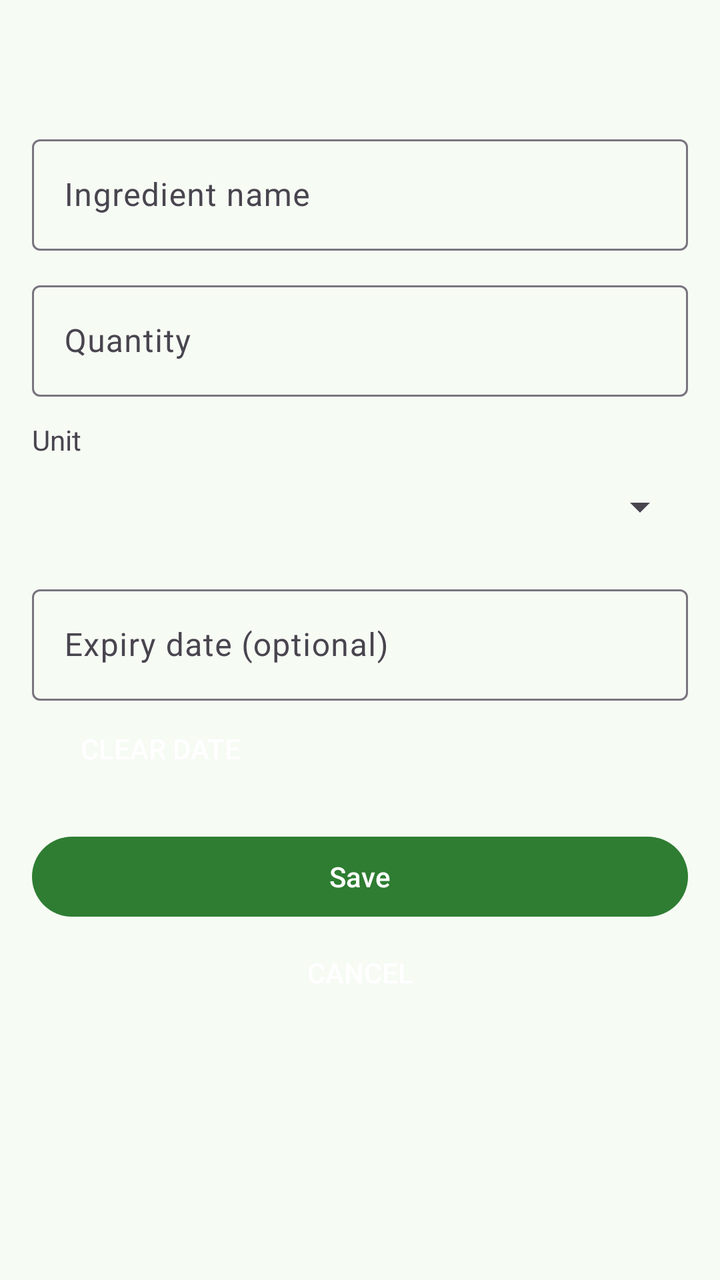
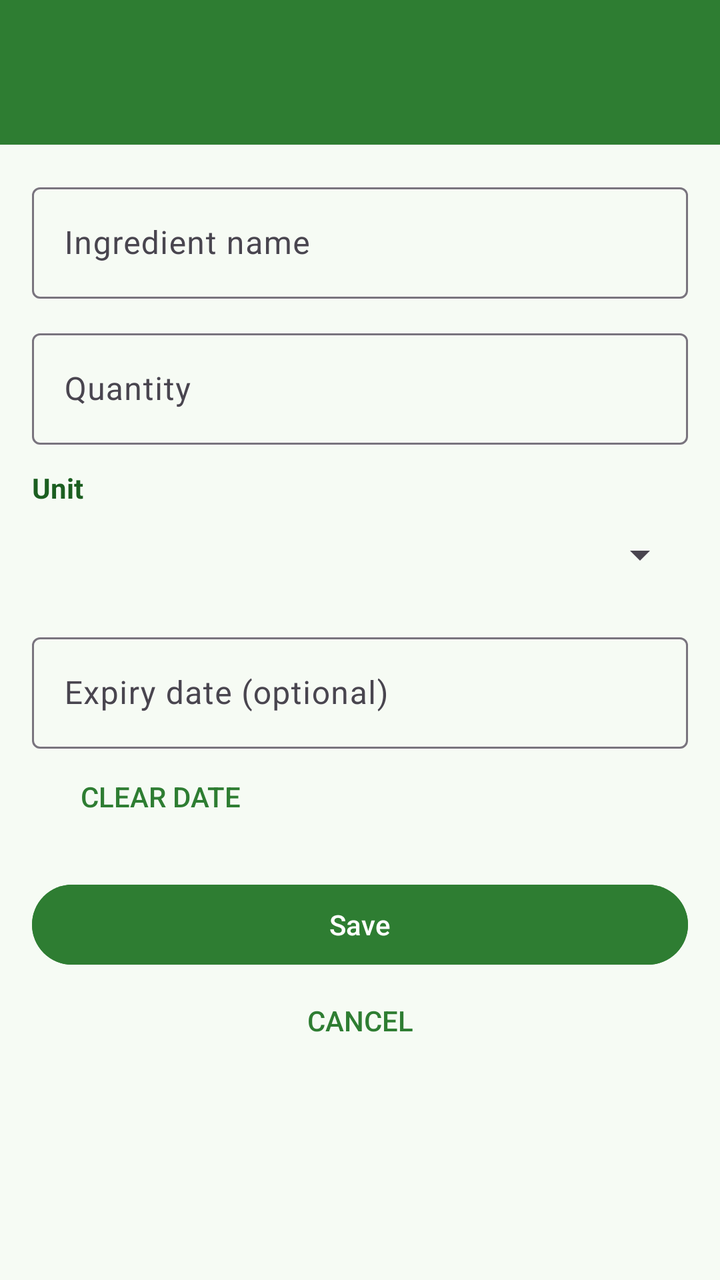

Two renders of the same Android screen: before a commit and after it. Below are the layout's source before the change and the commit's diff.
<!-- AndroidManifest.xml: application theme Theme.Smart_Pantry_Manager -->
<!-- res/layout/activity_add_edit_ingredient.xml -->
<?xml version="1.0" encoding="utf-8"?>
<ScrollView xmlns:android="http://schemas.android.com/apk/res/android"
    android:id="@+id/main"
    android:layout_width="match_parent"
    android:layout_height="match_parent"
    android:fillViewport="true">

    <LinearLayout
        android:layout_width="match_parent"
        android:layout_height="wrap_content"
        android:orientation="vertical"
        android:padding="16dp">

        <TextView
            android:id="@+id/tvTitle"
            android:textColor="@color/green_dark"
            android:layout_width="match_parent"
            android:layout_height="wrap_content"
            android:paddingBottom="16dp"
            android:textSize="24sp"
            android:textStyle="bold" />

        <com.google.android.material.textfield.TextInputLayout
            android:id="@+id/tilName"
            android:layout_width="match_parent"
            android:layout_height="wrap_content"
            android:hint="Ingredient name">

            <com.google.android.material.textfield.TextInputEditText
                android:id="@+id/etName"
                android:layout_width="match_parent"
                android:layout_height="wrap_content"
                android:inputType="textCapWords" />
        </com.google.android.material.textfield.TextInputLayout>

        <com.google.android.material.textfield.TextInputLayout
            android:id="@+id/tilQuantity"
            android:layout_width="match_parent"
            android:layout_height="wrap_content"
            android:layout_marginTop="12dp"
            android:hint="Quantity">

            <com.google.android.material.textfield.TextInputEditText
                android:id="@+id/etQuantity"
                android:layout_width="match_parent"
                android:layout_height="wrap_content"
                android:inputType="numberDecimal" />
        </com.google.android.material.textfield.TextInputLayout>

        <TextView
            android:layout_width="wrap_content"
            android:layout_height="wrap_content"
            android:layout_marginTop="12dp"
            android:text="Unit" />

        <Spinner
            android:id="@+id/spUnit"
            android:layout_width="match_parent"
            android:layout_height="48dp" />

        <com.google.android.material.textfield.TextInputLayout
            android:layout_width="match_parent"
            android:layout_height="wrap_content"
            android:layout_marginTop="12dp"
            android:hint="Expiry date (optional)">

            <com.google.android.material.textfield.TextInputEditText
                android:id="@+id/etExpiry"
                android:layout_width="match_parent"
                android:layout_height="wrap_content"
                android:clickable="true"
                android:focusable="false"
                android:inputType="none" />
        </com.google.android.material.textfield.TextInputLayout>

        <Button
            android:id="@+id/btnClearExpiry"
            style="?android:attr/borderlessButtonStyle"
            android:layout_width="wrap_content"
            android:layout_height="wrap_content"
            android:text="Clear date" />

        <Button
            android:id="@+id/btnSave"
            android:layout_width="match_parent"
            android:layout_height="wrap_content"
            android:layout_marginTop="16dp"
            android:text="Save" />

        <Button
            android:id="@+id/btnCancel"
            style="?android:attr/borderlessButtonStyle"
            android:layout_width="match_parent"
            android:layout_height="wrap_content"
            android:text="Cancel" />
    </LinearLayout>
</ScrollView>
<!-- resources referenced by this layout -->
<resources>
  <color name="green_dark">#1B5E20</color>
  <style name="Theme.Smart_Pantry_Manager" parent="Base.Theme.Smart_Pantry_Manager" />
  <style name="Base.Theme.Smart_Pantry_Manager" parent="Theme.Material3.DayNight.NoActionBar">
          <item name="colorPrimary">@color/green_primary</item>
          <item name="colorOnPrimary">#FFFFFF</item>
          <item name="colorSecondary">@color/orange_accent</item>
          <item name="android:colorBackground">@color/cream</item>
      </style>
  <color name="green_primary">#2E7D32</color>
  <color name="orange_accent">#FF8F00</color>
  <color name="cream">#F6FBF4</color>
</resources>

<!-- the commit's change to res/layout/activity_add_edit_ingredient.xml (unified diff, before → after) -->
@@ -1,97 +1,113 @@
 <?xml version="1.0" encoding="utf-8"?>
-<ScrollView xmlns:android="http://schemas.android.com/apk/res/android"
+<LinearLayout xmlns:android="http://schemas.android.com/apk/res/android"
     android:id="@+id/main"
     android:layout_width="match_parent"
     android:layout_height="match_parent"
-    android:fillViewport="true">
+    android:background="@color/green_primary"
+    android:orientation="vertical">
 
-    <LinearLayout
+    <TextView
+        android:id="@+id/tvTitle"
         android:layout_width="match_parent"
         android:layout_height="wrap_content"
-        android:orientation="vertical"
-        android:padding="16dp">
+        android:background="@color/green_primary"
+        android:padding="20dp"
+        android:textColor="@color/white"
+        android:textSize="24sp"
+        android:textStyle="bold" />
 
-        <TextView
-            android:id="@+id/tvTitle"
-            android:textColor="@color/green_dark"
+    <ScrollView
+        android:layout_width="match_parent"
+        android:layout_height="0dp"
+        android:layout_weight="1"
+        android:background="@color/cream"
+        android:fillViewport="true">
+
+        <LinearLayout
             android:layout_width="match_parent"
             android:layout_height="wrap_content"
-            android:paddingBottom="16dp"
-            android:textSize="24sp"
-            android:textStyle="bold" />
+            android:orientation="vertical"
+            android:padding="16dp">
 
-        <com.google.android.material.textfield.TextInputLayout
-            android:id="@+id/tilName"
-            android:layout_width="match_parent"
-            android:layout_height="wrap_content"
-            android:hint="Ingredient name">
-
-            <com.google.android.material.textfield.TextInputEditText
-                android:id="@+id/etName"
+            <com.google.android.material.textfield.TextInputLayout
+                android:id="@+id/tilName"
                 android:layout_width="match_parent"
                 android:layout_height="wrap_content"
-                android:inputType="textCapWords" />
-        </com.google.android.material.textfield.TextInputLayout>
+                android:hint="Ingredient name">
 
-        <com.google.android.material.textfield.TextInputLayout
-            android:id="@+id/tilQuantity"
-            android:layout_width="match_parent"
-            android:layout_height="wrap_content"
-            android:layout_marginTop="12dp"
-            android:hint="Quantity">
+                <com.google.android.material.textfield.TextInputEditText
+                    android:id="@+id/etName"
+                    android:layout_width="match_parent"
+                    android:layout_height="wrap_content"
+                    android:inputType="textCapWords" />
+            </com.google.android.material.textfield.TextInputLayout>
 
-            <com.google.android.material.textfield.TextInputEditText
-                android:id="@+id/etQuantity"
+            <com.google.android.material.textfield.TextInputLayout
+                android:id="@+id/tilQuantity"
                 android:layout_width="match_parent"
                 android:layout_height="wrap_content"
-                android:inputType="numberDecimal" />
-        </com.google.android.material.textfield.TextInputLayout>
+                android:layout_marginTop="12dp"
+                android:hint="Quantity">
 
-        <TextView
-            android:layout_width="wrap_content"
-            android:layout_height="wrap_content"
-            android:layout_marginTop="12dp"
-            android:text="Unit" />
+                <com.google.android.material.textfield.TextInputEditText
+                    android:id="@+id/etQuantity"
+                    android:layout_width="match_parent"
+                    android:layout_height="wrap_content"
+                    android:inputType="numberDecimal" />
+            </com.google.android.material.textfield.TextInputLayout>
 
-        <Spinner
-            android:id="@+id/spUnit"
-            android:layout_width="match_parent"
-            android:layout_height="48dp" />
+            <TextView
+                android:layout_width="wrap_content"
+                android:layout_height="wrap_content"
+                android:layout_marginTop="12dp"
+                android:text="Unit"
+                android:textColor="@color/green_dark"
+                android:textStyle="bold" />
 
-        <com.google.android.material.textfield.TextInputLayout
-            android:layout_width="match_parent"
-            android:layout_height="wrap_content"
-            android:layout_marginTop="12dp"
-            android:hint="Expiry date (optional)">
+            <Spinner
+                android:id="@+id/spUnit"
+                android:layout_width="match_parent"
+                android:layout_height="48dp" />
 
-            <com.google.android.material.textfield.TextInputEditText
-                android:id="@+id/etExpiry"
+            <com.google.android.material.textfield.TextInputLayout
                 android:layout_width="match_parent"
                 android:layout_height="wrap_content"
-                android:clickable="true"
-                android:focusable="false"
-                android:inputType="none" />
-        </com.google.android.material.textfield.TextInputLayout>
+                android:layout_marginTop="12dp"
+                android:hint="Expiry date (optional)">
 
-        <Button
-            android:id="@+id/btnClearExpiry"
-            style="?android:attr/borderlessButtonStyle"
-            android:layout_width="wrap_content"
-            android:layout_height="wrap_content"
-            android:text="Clear date" />
+                <com.google.android.material.textfield.TextInputEditText
+                    android:id="@+id/etExpiry"
+                    android:layout_width="match_parent"
+                    android:layout_height="wrap_content"
+                    android:clickable="true"
+                    android:focusable="false"
+                    android:inputType="none" />
+            </com.google.android.material.textfield.TextInputLayout>
 
-        <Button
-            android:id="@+id/btnSave"
-            android:layout_width="match_parent"
-            android:layout_height="wrap_content"
-            android:layout_marginTop="16dp"
-            android:text="Save" />
+            <Button
+                android:id="@+id/btnClearExpiry"
+                style="?android:attr/borderlessButtonStyle"
+                android:layout_width="wrap_content"
+                android:layout_height="wrap_content"
+                android:text="Clear date"
+                android:textColor="@color/green_primary" />
 
-        <Button
-            android:id="@+id/btnCancel"
-            style="?android:attr/borderlessButtonStyle"
-            android:layout_width="match_parent"
-            android:layout_height="wrap_content"
-            android:text="Cancel" />
-    </LinearLayout>
-</ScrollView>
+            <Button
+                android:id="@+id/btnSave"
+                android:layout_width="match_parent"
+                android:layout_height="wrap_content"
+                android:layout_marginTop="16dp"
+                android:backgroundTint="@color/green_primary"
+                android:text="Save"
+                android:textColor="@color/white" />
+
+            <Button
+                android:id="@+id/btnCancel"
+                style="?android:attr/borderlessButtonStyle"
+                android:layout_width="match_parent"
+                android:layout_height="wrap_content"
+                android:text="Cancel"
+                android:textColor="@color/green_primary" />
+        </LinearLayout>
+    </ScrollView>
+</LinearLayout>
<!-- resource entries referenced after the edit -->
@@ -9,6 +9,7 @@
           <item name="android:colorBackground">@color/cream</item>
       </style>
   <color name="green_primary">#2E7D32</color>
+  <color name="white">#FFFFFFFF</color>
   <color name="orange_accent">#FF8F00</color>
   <color name="cream">#F6FBF4</color>
 </resources>
